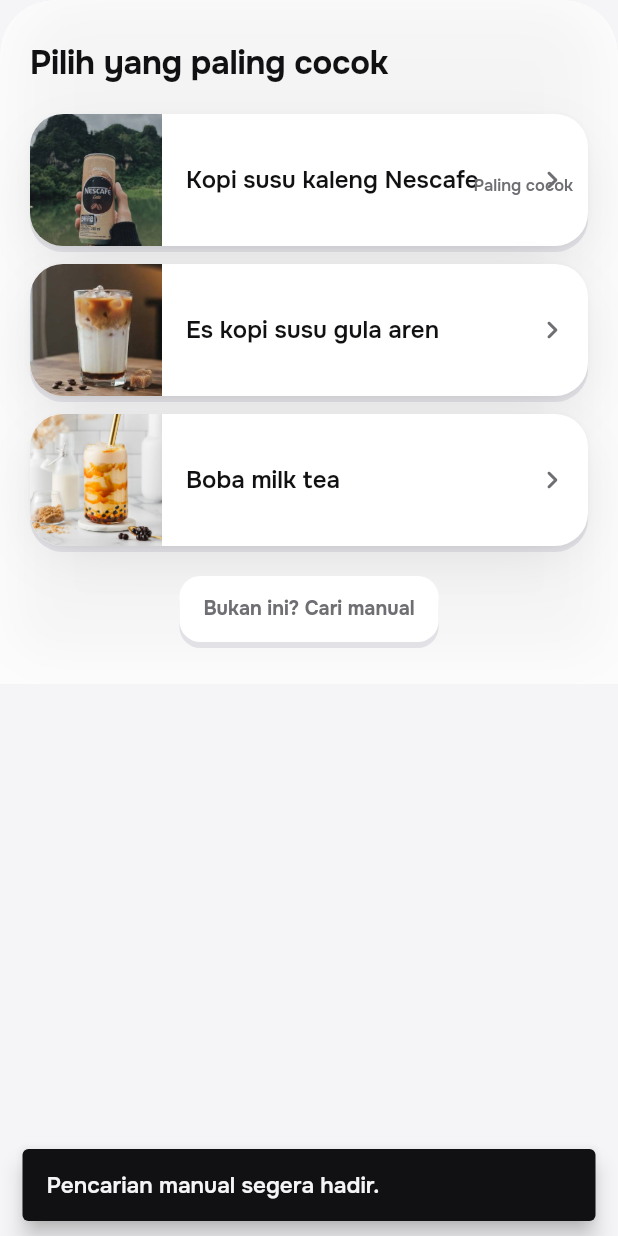
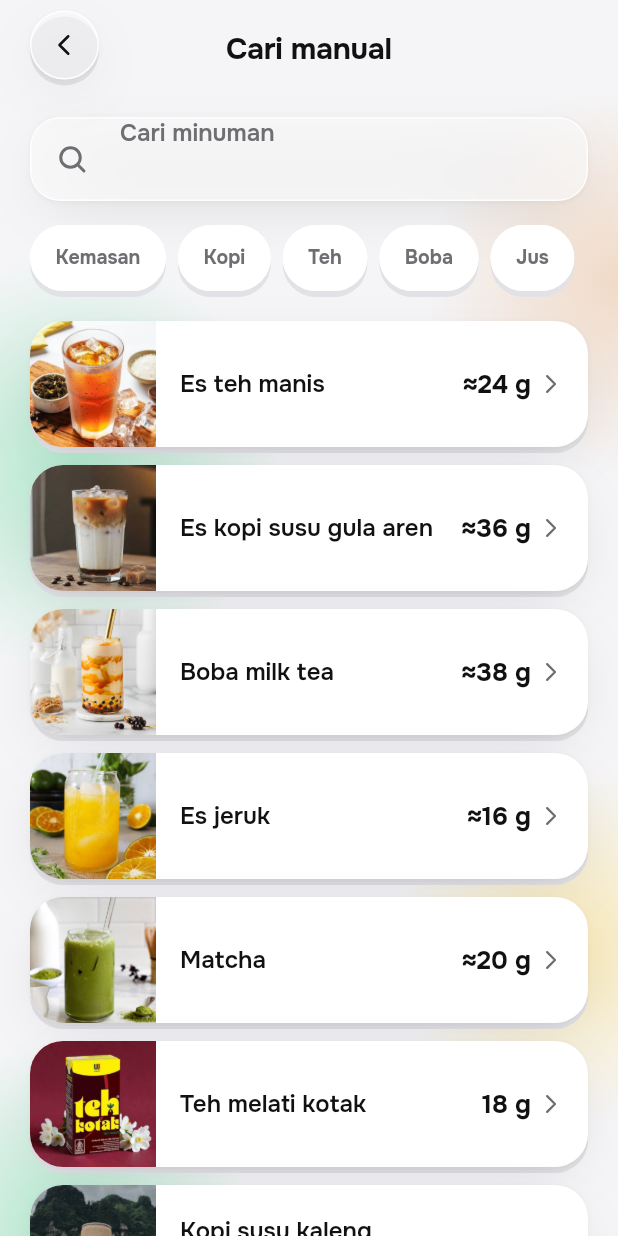
Before and after one commit to danariqbalabi/Stev.AI, a Flutter app: the _ConfirmationSheet widget shown alone on an empty page, opened directly, after a tap on "Bukan ini? Cari manual", on a phone screen of 412 x 824 dp. Run offline on Flutter 3.47's test engine with Material 3 defaults, Android fonts, the phone set to English and light mode, and no system bars; our stand-ins replace camera, flutter_svg, go_router, image_picker, shared_preferences; accounts and stored records are empty.

Commit message:
feat: add manual drink search

```diff
--- a/lib/app/router.dart
+++ b/lib/app/router.dart
@@ -8,6 +8,7 @@ import '../features/confirmation/presentation/confirmation_screen.dart';
 import '../features/dashboard/presentation/dashboard_screen.dart';
 import '../features/drinks/data/drink_catalog.dart';
 import '../features/drinks/domain/drink.dart';
+import '../features/manual_search/presentation/manual_search_screen.dart';
 import '../features/onboarding/presentation/onboarding_profile_screen.dart';
 import '../features/onboarding/presentation/onboarding_welcome_screen.dart';
 import '../features/result/presentation/result_screen.dart';
@@ -29,6 +30,11 @@ GoRouter createAppRouter({required bool onboardingComplete}) {
       ),
       GoRoute(path: '/', builder: (context, state) => const DashboardScreen()),
       GoRoute(path: '/scan', builder: (context, state) => const ScanScreen()),
+      GoRoute(
+        path: '/manual',
+        pageBuilder: (context, state) =>
+            _fadePage(state: state, child: const ManualSearchScreen()),
+      ),
       GoRoute(
         path: '/confirmation',
         builder: (context, state) => ConfirmationScreen(
--- a/lib/features/confirmation/presentation/confirmation_screen.dart
+++ b/lib/features/confirmation/presentation/confirmation_screen.dart
@@ -234,16 +234,7 @@ class _ConfirmationSheet extends StatelessWidget {
                 const SizedBox(height: StevSpace.s5),
                 Center(
                   child: _ManualSearchButton(
-                    onPressed: () {
-                      ScaffoldMessenger.of(context)
-                        ..hideCurrentSnackBar()
-                        ..showSnackBar(
-                          const SnackBar(
-                            content: Text('Pencarian manual segera hadir.'),
-                            behavior: SnackBarBehavior.floating,
-                          ),
-                        );
-                    },
+                    onPressed: () => context.push('/manual'),
                   ),
                 ),
               ],
--- a/lib/features/drinks/data/drink_catalog.dart
+++ b/lib/features/drinks/data/drink_catalog.dart
@@ -62,7 +62,7 @@ abstract final class DrinkCatalog {
     name: 'Teh melati kotak',
     grams: 18,
     estimated: false,
-    category: DrinkCategory.packaged,
+    category: DrinkCategory.tea,
     kind: DrinkKind.tea,
     photoAsset: 'assets/drinks/teh_melati_kotak.png',
     photoFit: BoxFit.contain,
--- /dev/null
+++ b/lib/features/manual_search/presentation/manual_search_screen.dart
@@ -0,0 +1,360 @@
+import 'package:flutter/material.dart';
+import 'package:go_router/go_router.dart';
+
+import '../../../core/theme/stev_tokens.dart';
+import '../../../shared/widgets/stev_design_system.dart';
+import '../../drinks/data/drink_catalog.dart';
+import '../../drinks/domain/drink.dart';
+
+class ManualSearchScreen extends StatefulWidget {
+  const ManualSearchScreen({super.key});
+
+  @override
+  State<ManualSearchScreen> createState() => _ManualSearchScreenState();
+}
+
+class _ManualSearchScreenState extends State<ManualSearchScreen> {
+  final TextEditingController _searchController = TextEditingController();
+  DrinkCategory? _selectedCategory;
+
+  static const _categories = [
+    DrinkCategory.packaged,
+    DrinkCategory.coffee,
+    DrinkCategory.tea,
+    DrinkCategory.boba,
+    DrinkCategory.juice,
+  ];
+
+  List<Drink> get _results {
+    final query = _searchController.text.trim().toLowerCase();
+    return DrinkCatalog.all
+        .where((drink) {
+          final matchesCategory =
+              _selectedCategory == null || drink.category == _selectedCategory;
+          final matchesQuery =
+              query.isEmpty || drink.name.toLowerCase().contains(query);
+          return matchesCategory && matchesQuery;
+        })
+        .toList(growable: false);
+  }
+
+  @override
+  void dispose() {
+    _searchController.dispose();
+    super.dispose();
+  }
+
+  @override
+  Widget build(BuildContext context) {
+    final results = _results;
+
+    return Scaffold(
+      key: const ValueKey('manualSearchScreen'),
+      body: AuraBackground(
+        child: SafeArea(
+          child: Stack(
+            children: [
+              ListView(
+                keyboardDismissBehavior:
+                    ScrollViewKeyboardDismissBehavior.onDrag,
+                padding: const EdgeInsets.fromLTRB(
+                  StevSpace.s5,
+                  78,
+                  StevSpace.s5,
+                  36,
+                ),
+                children: [
+                  _SearchField(
+                    controller: _searchController,
+                    onChanged: (_) => setState(() {}),
+                  ),
+                  const SizedBox(height: StevSpace.s4),
+                  SizedBox(
+                    height: 44,
+                    child: ListView.separated(
+                      scrollDirection: Axis.horizontal,
+                      itemCount: _categories.length,
+                      separatorBuilder: (context, index) =>
+                          const SizedBox(width: StevSpace.s2),
+                      itemBuilder: (context, index) {
+                        final category = _categories[index];
+                        return _CategoryChip(
+                          category: category,
+                          selected: _selectedCategory == category,
+                          onTap: () {
+                            setState(() {
+                              _selectedCategory = _selectedCategory == category
+                                  ? null
+                                  : category;
+                            });
+                          },
+                        );
+                      },
+                    ),
+                  ),
+                  const SizedBox(height: StevSpace.s5),
+                  if (results.isEmpty)
+                    const _EmptyResults()
+                  else
+                    for (var index = 0; index < results.length; index++) ...[
+                      _ManualDrinkRow(drink: results[index]),
+                      if (index < results.length - 1)
+                        const SizedBox(height: StevSpace.s3),
+                    ],
+                  const SizedBox(height: StevSpace.s5),
+                  StevButton(
+                    key: const ValueKey('addCustomDrinkButton'),
+                    label: '+ Tambah minuman',
+                    variant: StevButtonVariant.card,
+                    onPressed: () {
+                      ScaffoldMessenger.of(context)
+                        ..hideCurrentSnackBar()
+                        ..showSnackBar(
+                          const SnackBar(
+                            content: Text('Tambah minuman segera hadir.'),
+                            behavior: SnackBarBehavior.floating,
+                          ),
+                        );
+                    },
+                  ),
+                ],
+              ),
+              const _ManualHeader(),
+            ],
+          ),
+        ),
+      ),
+    );
+  }
+}
+
+class _ManualHeader extends StatelessWidget {
+  const _ManualHeader();
+
+  @override
+  Widget build(BuildContext context) {
+    return SizedBox(
+      height: 64,
+      child: ColoredBox(
+        color: StevColors.canvas.withValues(alpha: 0.82),
+        child: Padding(
+          padding: const EdgeInsets.symmetric(horizontal: StevSpace.s5),
+          child: Stack(
+            alignment: Alignment.center,
+            children: [
+              Align(
+                alignment: Alignment.centerLeft,
+                child: StevIconButton(
+                  icon: const StevIcon(StevIconName.back, size: 20),
+                  label: 'Kembali',
+                  onPressed: () => context.pop(),
+                ),
+              ),
+              Text('Cari manual', style: StevType.heading),
+            ],
+          ),
+        ),
+      ),
+    );
+  }
+}
+
+class _SearchField extends StatelessWidget {
+  const _SearchField({required this.controller, required this.onChanged});
+
+  final TextEditingController controller;
+  final ValueChanged<String> onChanged;
+
+  @override
+  Widget build(BuildContext context) {
+    return GlassCard(
+      radius: StevRadius.button,
+      padding: EdgeInsets.zero,
+      child: SizedBox(
+        height: 56,
+        child: TextField(
+          key: const ValueKey('manualSearchField'),
+          controller: controller,
+          onChanged: onChanged,
+          textInputAction: TextInputAction.search,
+          style: StevType.label,
+          decoration: InputDecoration(
+            hintText: 'Cari minuman',
+            prefixIcon: const Padding(
+              padding: EdgeInsets.all(StevSpace.s4),
+              child: StevIcon(
+                StevIconName.search,
+                size: 24,
+                color: StevColors.ink2,
+              ),
+            ),
+            prefixIconConstraints: const BoxConstraints(
+              minWidth: 56,
+              minHeight: 56,
+            ),
+            filled: false,
+            border: InputBorder.none,
+            enabledBorder: InputBorder.none,
+            focusedBorder: InputBorder.none,
+          ),
+        ),
+      ),
+    );
+  }
+}
+
+class _CategoryChip extends StatelessWidget {
+  const _CategoryChip({
+    required this.category,
+    required this.selected,
+    required this.onTap,
+  });
+
+  final DrinkCategory category;
+  final bool selected;
+  final VoidCallback onTap;
+
+  String get _label => switch (category) {
+    DrinkCategory.packaged => 'Kemasan',
+    DrinkCategory.coffee => 'Kopi',
+    DrinkCategory.tea => 'Teh',
+    DrinkCategory.boba => 'Boba',
+    DrinkCategory.juice => 'Jus',
+  };
+
+  @override
+  Widget build(BuildContext context) {
+    return Container(
+      decoration: BoxDecoration(
+        color: selected ? StevColors.ink : StevColors.card,
+        borderRadius: BorderRadius.circular(StevRadius.pill),
+        border: Border.all(
+          color: selected ? StevColors.ink : StevColors.glassEdge,
+        ),
+        boxShadow: selected ? StevShadows.pressInkChip : StevShadows.pressCard,
+      ),
+      child: Material(
+        color: Colors.transparent,
+        child: InkWell(
+          key: ValueKey('category-${category.name}'),
+          onTap: onTap,
+          borderRadius: BorderRadius.circular(StevRadius.pill),
+          child: Padding(
+            padding: const EdgeInsets.symmetric(
+              horizontal: StevSpace.s4,
+              vertical: StevSpace.s3,
+            ),
+            child: Text(
+              _label,
+              style: StevType.caption.copyWith(
+                color: selected ? StevColors.onInk : StevColors.ink2,
+                fontWeight: StevType.w700,
+              ),
+            ),
+          ),
+        ),
+      ),
+    );
+  }
+}
+
+class _ManualDrinkRow extends StatelessWidget {
+  const _ManualDrinkRow({required this.drink});
+
+  final Drink drink;
+
+  @override
+  Widget build(BuildContext context) {
+    return Semantics(
+      button: true,
+      label: '${drink.name}, ${formatSugarGrams(drink.grams, drink.estimated)}',
+      child: Container(
+        key: ValueKey('manualDrink-${drink.id}'),
+        height: StevSize.drinkRow,
+        decoration: BoxDecoration(
+          color: StevColors.card,
+          borderRadius: BorderRadius.circular(StevRadius.row),
+          boxShadow: [...StevShadows.pressCard, ...StevShadows.elevCard],
+        ),
+        clipBehavior: Clip.antiAlias,
+        child: Material(
+          color: Colors.transparent,
+          child: InkWell(
+            onTap: () => context.push('/result', extra: drink),
+            child: Row(
+              children: [
+                SizedBox.square(
+                  dimension: StevSize.drinkRow,
+                  child: ColoredBox(
+                    color: StevColors.canvas,
+                    child: Image.asset(
+                      drink.photoAsset,
+                      fit: drink.photoFit,
+                      alignment: drink.photoAlignment,
+                    ),
+                  ),
+                ),
+                Expanded(
+                  child: Padding(
+                    padding: const EdgeInsets.only(left: StevSpace.s4),
+                    child: Text(
+                      drink.name,
+                      maxLines: 2,
+                      overflow: TextOverflow.ellipsis,
+                      style: StevType.label,
+                    ),
+                  ),
+                ),
+                Padding(
+                  padding: const EdgeInsets.only(
+                    left: StevSpace.s2,
+                    right: StevSpace.s4,
+                  ),
+                  child: Row(
+                    mainAxisSize: MainAxisSize.min,
+                    children: [
+                      Text(
+                        formatSugarGrams(drink.grams, drink.estimated),
+                        style: StevType.listGrams,
+                      ),
+                      const SizedBox(width: StevSpace.s1),
+                      const StevIcon(
+                        StevIconName.chevronRight,
+                        size: 18,
+                        color: StevColors.ink2,
+                      ),
+                    ],
+                  ),
+                ),
+              ],
+            ),
+          ),
+        ),
+      ),
+    );
+  }
+}
+
+class _EmptyResults extends StatelessWidget {
+  const _EmptyResults();
+
+  @override
+  Widget build(BuildContext context) {
+    return GlassCard(
+      child: Column(
+        children: [
+          const Icon(
+            Icons.search_off_rounded,
+            color: StevColors.ink2,
+            size: 40,
+          ),
+          const SizedBox(height: StevSpace.s3),
+          Text(
+            'Minuman belum ditemukan.',
+            style: StevType.body.copyWith(color: StevColors.ink2),
+          ),
+        ],
+      ),
+    );
+  }
+}
--- a/lib/features/scan/presentation/scan_screen.dart
+++ b/lib/features/scan/presentation/scan_screen.dart
@@ -275,6 +275,11 @@ class _ScanScreenState extends State<ScanScreen> with WidgetsBindingObserver {
             _isPickingImage ? 'Membuka galeri...' : 'Pilih dari galeri',
           ),
         ),
+        TextButton(
+          key: const ValueKey('manualSearchLink'),
+          onPressed: () => context.push('/manual'),
+          child: const Text('Cari manual'),
+        ),
       ],
     );
   }
```
Also changed, not shown: 3 other files.
